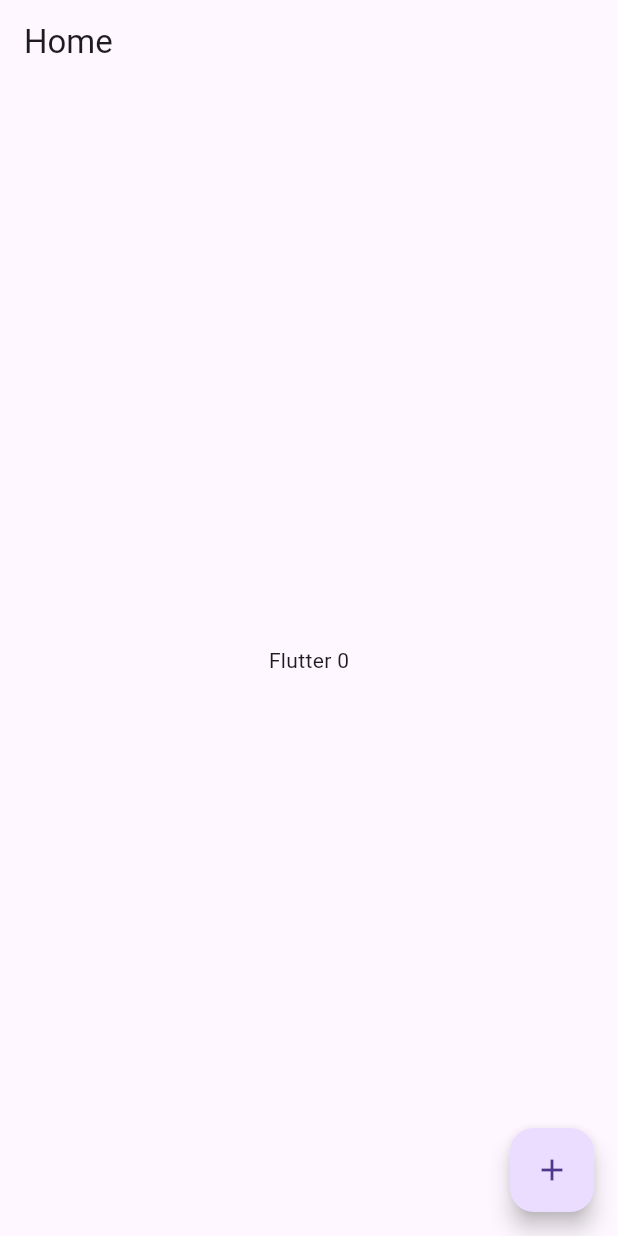
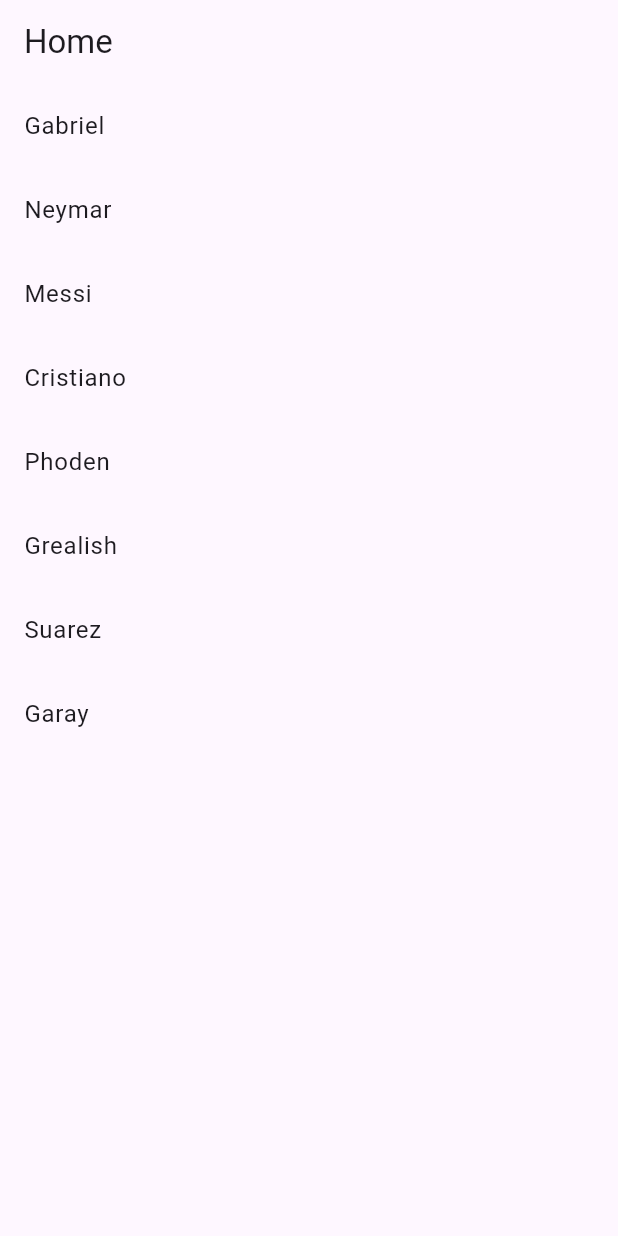
Before and after one commit to gabeporto/first-flutter-app, a Flutter app: the screen it shows after launch, on a phone screen of 412 x 824 dp. Run offline on Flutter 3.47's test engine with Material 3 defaults, Android fonts, the phone set to English and light mode, and no system bars.

Commit message:
feat: add a list widget example

```diff
--- /dev/null
+++ b/lib/list_example.dart
@@ -0,0 +1,36 @@
+import 'package:flutter/material.dart';
+
+class ListExample extends StatefulWidget {
+  const ListExample({super.key});
+
+  @override
+  State<ListExample> createState() => _ListExampleState();
+}
+
+class _ListExampleState extends State<ListExample> {
+
+  var counter = 0;
+
+  @override
+  Widget build(BuildContext context) {
+
+    final names = ['Gabriel', 'Neymar', 'Messi', 'Cristiano', 'Phoden', 'Grealish', 'Suarez', 'Garay'];
+
+    return Scaffold(
+      appBar: AppBar(
+       title: const Text('Home'),
+      ),
+      body: Center(
+        child: ListView.builder(
+            itemCount: names.length,
+            itemBuilder: (context, index) {
+              final name = names[index];
+              return ListTile(
+                title: Text(name),
+              );
+            },
+          ),
+        ),
+    );
+  }
+}
--- a/lib/myapp.dart
+++ b/lib/myapp.dart
@@ -1,7 +1,8 @@
 import 'package:flutter/material.dart';
 
 import 'home_controller.dart';
-import 'home_page.dart';
+// import 'home_page.dart';
+import 'list_example.dart';
 
 class MyApp extends StatelessWidget {
   const MyApp({super.key});
@@ -9,7 +10,7 @@ class MyApp extends StatelessWidget {
   @override
   Widget build(BuildContext context) {
     return MaterialApp(
-      home: HomeController(child: HomePage()),
+      home: HomeController(child: ListExample()),
     );
   }
 }
```
